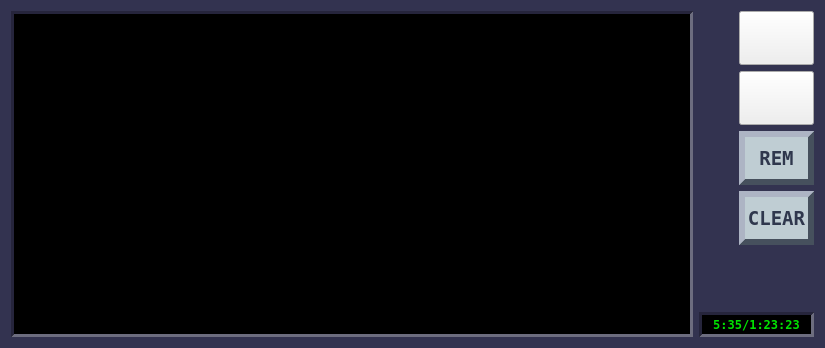
Old version of the form playlistview.ui in the repository Rodmg/linamp.
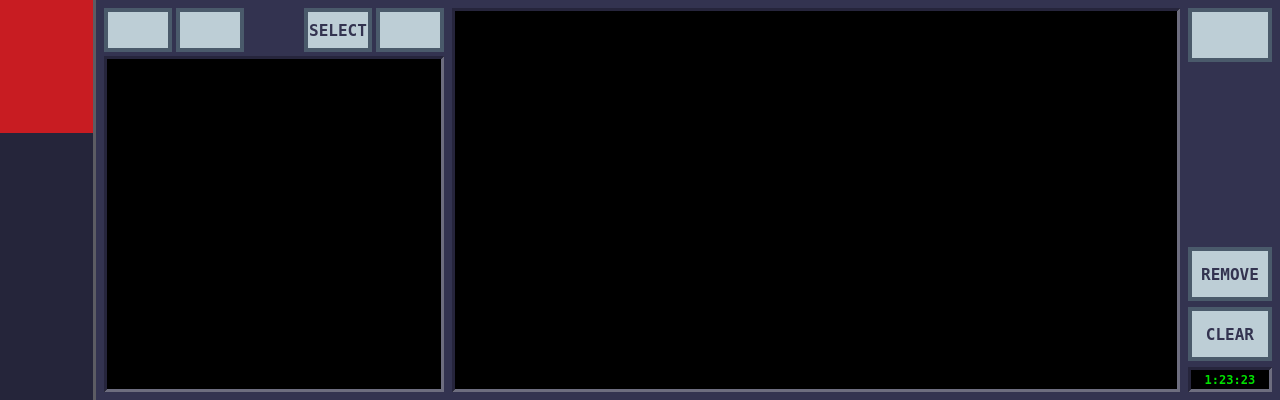
New version of the form. Icons and pictures are not drawn.

Commit message: WIP: new playlist implementation

The edit to the form file:
```diff
--- a/playlistview.ui
+++ b/playlistview.ui
@@ -6,10 +6,16 @@
    <rect>
     <x>0</x>
     <y>0</y>
-    <width>825</width>
-    <height>348</height>
+    <width>1280</width>
+    <height>400</height>
    </rect>
   </property>
+  <property name="minimumSize">
+   <size>
+    <width>1280</width>
+    <height>0</height>
+   </size>
+  </property>
   <property name="windowTitle">
    <string>Form</string>
   </property>
@@ -19,6 +25,522 @@
 }</string>
   </property>
   <layout class="QHBoxLayout" name="horizontalLayout">
+   <property name="spacing">
+    <number>0</number>
+   </property>
+   <property name="leftMargin">
+    <number>0</number>
+   </property>
+   <property name="topMargin">
+    <number>0</number>
+   </property>
+   <property name="rightMargin">
+    <number>0</number>
+   </property>
+   <property name="bottomMargin">
+    <number>0</number>
+   </property>
+   <item>
+    <widget class="QFrame" name="sidebarContainer">
+     <property name="minimumSize">
+      <size>
+       <width>96</width>
+       <height>0</height>
+      </size>
+     </property>
+     <property name="maximumSize">
+      <size>
+       <width>96</width>
+       <height>16777215</height>
+      </size>
+     </property>
+     <property name="autoFillBackground">
+      <bool>false</bool>
+     </property>
+     <property name="styleSheet">
+      <string notr="true">#sidebarContainer {
+	background-color: #25253a;
+	border-right: 3px solid #5c5c63;
+}</string>
+     </property>
+     <property name="lineWidth">
+      <number>0</number>
+     </property>
+     <layout class="QVBoxLayout" name="verticalLayout_3">
+      <property name="spacing">
+       <number>0</number>
+      </property>
+      <property name="leftMargin">
+       <number>0</number>
+      </property>
+      <property name="topMargin">
+       <number>0</number>
+      </property>
+      <property name="rightMargin">
+       <number>3</number>
+      </property>
+      <property name="bottomMargin">
+       <number>0</number>
+      </property>
+      <item>
+       <widget class="QPushButton" name="filesButton">
+        <property name="sizePolicy">
+         <sizepolicy hsizetype="Minimum" vsizetype="MinimumExpanding">
+          <horstretch>0</horstretch>
+          <verstretch>0</verstretch>
+         </sizepolicy>
+        </property>
+        <property name="styleSheet">
+         <string notr="true">#filesButton {
+	border: none;
+	border-radius: 0px;
+	background: solid;
+	background-color: transparent;
+}
+
+#filesButton:checked {
+	background-color: #c81c22;
+}
+
+#filesButton:pressed {
+	border: none;
+	border-radius: 0px;
+	background: solid;
+	background-color: transparent;
+}</string>
+        </property>
+        <property name="text">
+         <string/>
+        </property>
+        <property name="icon">
+         <iconset resource="uiassets.qrc">
+          <normaloff>:/assets/filesIcon.png</normaloff>:/assets/filesIcon.png</iconset>
+        </property>
+        <property name="iconSize">
+         <size>
+          <width>64</width>
+          <height>64</height>
+         </size>
+        </property>
+        <property name="checkable">
+         <bool>true</bool>
+        </property>
+        <property name="checked">
+         <bool>true</bool>
+        </property>
+       </widget>
+      </item>
+      <item>
+       <widget class="QPushButton" name="playlistsButton">
+        <property name="sizePolicy">
+         <sizepolicy hsizetype="Minimum" vsizetype="MinimumExpanding">
+          <horstretch>0</horstretch>
+          <verstretch>0</verstretch>
+         </sizepolicy>
+        </property>
+        <property name="styleSheet">
+         <string notr="true">#playlistsButton {
+	border: none;
+	border-radius: 0px;
+	background: solid;
+	background-color: transparent;
+}
+
+#playlistsButton:checked {
+	background-color: #c81c22;
+}
+
+#playlistsButton:pressed {
+	border: none;
+	border-radius: 0px;
+	background: solid;
+	background-color: transparent;
+}</string>
+        </property>
+        <property name="text">
+         <string/>
+        </property>
+        <property name="icon">
+         <iconset resource="uiassets.qrc">
+          <normaloff>:/assets/playlistsIcon.png</normaloff>:/assets/playlistsIcon.png</iconset>
+        </property>
+        <property name="iconSize">
+         <size>
+          <width>64</width>
+          <height>64</height>
+         </size>
+        </property>
+        <property name="checkable">
+         <bool>true</bool>
+        </property>
+       </widget>
+      </item>
+      <item>
+       <widget class="QPushButton" name="spotifyButton">
+        <property name="sizePolicy">
+         <sizepolicy hsizetype="Minimum" vsizetype="MinimumExpanding">
+          <horstretch>0</horstretch>
+          <verstretch>0</verstretch>
+         </sizepolicy>
+        </property>
+        <property name="styleSheet">
+         <string notr="true">#spotifyButton {
+	border: none;
+	border-radius: 0px;
+	background: solid;
+	background-color: transparent;
+}
+
+#spotifyButton:checked {
+	background-color: #c81c22;
+}
+
+#spotifyButton:pressed {
+	border: none;
+	border-radius: 0px;
+	background: solid;
+	background-color: transparent;
+}</string>
+        </property>
+        <property name="text">
+         <string/>
+        </property>
+        <property name="icon">
+         <iconset resource="uiassets.qrc">
+          <normaloff>:/assets/spotifyIcon.png</normaloff>:/assets/spotifyIcon.png</iconset>
+        </property>
+        <property name="iconSize">
+         <size>
+          <width>64</width>
+          <height>64</height>
+         </size>
+        </property>
+        <property name="checkable">
+         <bool>true</bool>
+        </property>
+        <property name="checked">
+         <bool>false</bool>
+        </property>
+       </widget>
+      </item>
+     </layout>
+    </widget>
+   </item>
+   <item>
+    <widget class="QFrame" name="fileBrowserContainer">
+     <property name="maximumSize">
+      <size>
+       <width>348</width>
+       <height>16777215</height>
+      </size>
+     </property>
+     <property name="frameShape">
+      <enum>QFrame::NoFrame</enum>
+     </property>
+     <property name="frameShadow">
+      <enum>QFrame::Plain</enum>
+     </property>
+     <layout class="QVBoxLayout" name="verticalLayout_5">
+      <property name="spacing">
+       <number>4</number>
+      </property>
+      <property name="leftMargin">
+       <number>8</number>
+      </property>
+      <property name="topMargin">
+       <number>8</number>
+      </property>
+      <property name="rightMargin">
+       <number>0</number>
+      </property>
+      <property name="bottomMargin">
+       <number>8</number>
+      </property>
+      <item>
+       <layout class="QHBoxLayout" name="fileBrowserButtonsContainer">
+        <item>
+         <widget class="QPushButton" name="fbHomeButton">
+          <property name="minimumSize">
+           <size>
+            <width>68</width>
+            <height>44</height>
+           </size>
+          </property>
+          <property name="maximumSize">
+           <size>
+            <width>68</width>
+            <height>44</height>
+           </size>
+          </property>
+          <property name="styleSheet">
+           <string notr="true">#fbHomeButton {
+	background-color: #bdced6;
+	border: 4px solid #4a5a6b;
+	border-radius: none;
+}
+
+#fbHomeButton:pressed {
+	color: #080810;
+	background-color: #7b8c9c;
+	border: 4px solid #080810;
+}</string>
+          </property>
+          <property name="text">
+           <string/>
+          </property>
+          <property name="icon">
+           <iconset resource="uiassets.qrc">
+            <normaloff>:/assets/pl_homeIcon.png</normaloff>:/assets/pl_homeIcon.png</iconset>
+          </property>
+          <property name="iconSize">
+           <size>
+            <width>38</width>
+            <height>30</height>
+           </size>
+          </property>
+         </widget>
+        </item>
+        <item>
+         <widget class="QPushButton" name="fbUpButton">
+          <property name="minimumSize">
+           <size>
+            <width>68</width>
+            <height>44</height>
+           </size>
+          </property>
+          <property name="maximumSize">
+           <size>
+            <width>68</width>
+            <height>44</height>
+           </size>
+          </property>
+          <property name="styleSheet">
+           <string notr="true">#fbUpButton {
+	background-color: #bdced6;
+	border: 4px solid #4a5a6b;
+	border-radius: none;
+}
+
+#fbUpButton:pressed {
+	color: #080810;
+	background-color: #7b8c9c;
+	border: 4px solid #080810;
+}</string>
+          </property>
+          <property name="text">
+           <string/>
+          </property>
+          <property name="icon">
+           <iconset resource="uiassets.qrc">
+            <normaloff>:/assets/pl_upIcon.png</normaloff>:/assets/pl_upIcon.png</iconset>
+          </property>
+          <property name="iconSize">
+           <size>
+            <width>25</width>
+            <height>30</height>
+           </size>
+          </property>
+         </widget>
+        </item>
+        <item>
+         <spacer name="horizontalSpacer_2">
+          <property name="orientation">
+           <enum>Qt::Horizontal</enum>
+          </property>
+          <property name="sizeHint" stdset="0">
+           <size>
+            <width>40</width>
+            <height>20</height>
+           </size>
+          </property>
+         </spacer>
+        </item>
+        <item>
+         <widget class="QPushButton" name="fbSelectButton">
+          <property name="minimumSize">
+           <size>
+            <width>68</width>
+            <height>44</height>
+           </size>
+          </property>
+          <property name="maximumSize">
+           <size>
+            <width>68</width>
+            <height>44</height>
+           </size>
+          </property>
+          <property name="font">
+           <font>
+            <family>Bitstream Vera Sans Mono</family>
+            <pointsize>12</pointsize>
+            <bold>true</bold>
+           </font>
+          </property>
+          <property name="styleSheet">
+           <string notr="true">#fbSelectButton {
+	color: #333350;
+	background-color: #bdced6;
+	border: 4px solid #4a5a6b;
+	border-radius: none;
+}
+
+#fbSelectButton:pressed {
+	color: #080810;
+	background-color: #7b8c9c;
+	border: 4px solid #080810;
+}</string>
+          </property>
+          <property name="text">
+           <string>SELECT</string>
+          </property>
+         </widget>
+        </item>
+        <item>
+         <widget class="QPushButton" name="fbAddButton">
+          <property name="minimumSize">
+           <size>
+            <width>68</width>
+            <height>44</height>
+           </size>
+          </property>
+          <property name="maximumSize">
+           <size>
+            <width>68</width>
+            <height>44</height>
+           </size>
+          </property>
+          <property name="styleSheet">
+           <string notr="true">#fbAddButton {
+	background-color: #bdced6;
+	border: 4px solid #4a5a6b;
+	border-radius: none;
+}
+
+#fbAddButton:pressed {
+	color: #080810;
+	background-color: #7b8c9c;
+	border: 4px solid #080810;
+}</string>
+          </property>
+          <property name="text">
+           <string/>
+          </property>
+          <property name="icon">
+           <iconset resource="uiassets.qrc">
+            <normaloff>:/assets/pl_addIcon.png</normaloff>:/assets/pl_addIcon.png</iconset>
+          </property>
+          <property name="iconSize">
+           <size>
+            <width>30</width>
+            <height>35</height>
+           </size>
+          </property>
+         </widget>
+        </item>
+       </layout>
+      </item>
+      <item>
+       <widget class="QListView" name="fileBrowserListView">
+        <property name="styleSheet">
+         <string notr="true">QListView {
+	color: #00f800;
+	background-color: #000000;
+	border-top: 3px solid #26253c;
+	border-right: 3px solid #6d6d7f;
+	border-bottom: 3px solid #6d6d7f;
+	border-left: 3px solid #26253c;
+    alternate-background-color: #10101a;
+}
+
+QListView::item {
+	height: 32px;
+}
+
+QListView::item:selected {
+	color: #FFF;
+    background-color: #0000c6;
+}
+
+QListView::item:selected:!active {
+	color: #FFF;
+	background-color: #0000c6;
+}
+
+QListView::item:selected:active {
+	color: #FFF;
+    background-color: #0000c6;
+}
+
+QScrollBar:vertical {
+	background-color: #191926;
+}
+
+QScrollBar::handle:vertical {
+	background-color: #b0995e;
+}
+
+ QScrollBar::up-arrow:vertical, QScrollBar::down-arrow:vertical {
+	height: 0px;
+	width: 0px;
+	background-color: transparent;
+	background: none;
+	border: none;
+}
+
+ QScrollBar::add-page:vertical, QScrollBar::sub-page:vertical {
+	background: none;
+	height: 0px;
+	width: 0px;
+	border: none;
+ }
+
+ QScrollBar::add-line:vertical {
+    background: none;
+	height: 0px;
+	width: 0px;
+	border: none;
+ }
+
+ QScrollBar::sub-line:vertical {
+    background: none;
+	height: 0px;
+	width: 0px;
+	border: none;
+ }
+</string>
+        </property>
+       </widget>
+      </item>
+     </layout>
+    </widget>
+   </item>
+   <item>
+    <widget class="QFrame" name="playlistContainer">
+     <property name="frameShape">
+      <enum>QFrame::NoFrame</enum>
+     </property>
+     <property name="frameShadow">
+      <enum>QFrame::Plain</enum>
+     </property>
+     <property name="lineWidth">
+      <number>0</number>
+     </property>
+     <layout class="QVBoxLayout" name="verticalLayout_4">
+      <property name="spacing">
+       <number>0</number>
+      </property>
+      <property name="leftMargin">
+       <number>8</number>
+      </property>
+      <property name="topMargin">
+       <number>8</number>
+      </property>
+      <property name="rightMargin">
+       <number>0</number>
+      </property>
+      <property name="bottomMargin">
+       <number>8</number>
+      </property>
    <item>
     <widget class="QListView" name="playList">
      <property name="styleSheet">
@@ -148,48 +670,53 @@
      </property>
     </widget>
    </item>
+     </layout>
+    </widget>
+   </item>
    <item>
+    <widget class="QFrame" name="">
+     <property name="lineWidth">
+      <number>0</number>
+     </property>
     <layout class="QVBoxLayout" name="plControlsContainer">
+      <property name="leftMargin">
+       <number>8</number>
+      </property>
+      <property name="topMargin">
+       <number>8</number>
+      </property>
+      <property name="rightMargin">
+       <number>8</number>
+      </property>
+      <property name="bottomMargin">
+       <number>8</number>
+      </property>
      <item>
       <layout class="QHBoxLayout" name="horizontalLayout_2">
-       <item>
-        <spacer name="horizontalSpacer">
-         <property name="orientation">
-          <enum>Qt::Horizontal</enum>
-         </property>
-         <property name="sizeType">
-          <enum>QSizePolicy::Minimum</enum>
-         </property>
-         <property name="sizeHint" stdset="0">
-          <size>
-           <width>40</width>
-           <height>20</height>
-          </size>
-         </property>
-        </spacer>
-       </item>
+        <property name="rightMargin">
+         <number>0</number>
+        </property>
        <item>
         <layout class="QVBoxLayout" name="verticalLayout_2">
          <item>
           <widget class="QPushButton" name="goPlayerButton">
            <property name="minimumSize">
             <size>
-             <width>75</width>
+              <width>84</width>
              <height>54</height>
             </size>
            </property>
            <property name="maximumSize">
             <size>
-             <width>75</width>
+              <width>84</width>
              <height>54</height>
             </size>
            </property>
            <property name="styleSheet">
             <string notr="true">#goPlayerButton {
-	background-color: transparent;
-	border-image: url(:assets/pl_close.png);
-	background: none;
-	background-repeat: none;
+	background-color: #bdced6;
+	border: 4px solid #4a5a6b;
+	border-radius: none;
 }
 
 #goPlayerButton:pressed {
@@ -199,79 +726,58 @@
            <property name="text">
             <string/>
            </property>
+            <property name="icon">
+             <iconset resource="uiassets.qrc">
+              <normaloff>:/assets/pl_playerIcon.png</normaloff>:/assets/pl_playerIcon.png</iconset>
+            </property>
+            <property name="iconSize">
+             <size>
+              <width>68</width>
+              <height>36</height>
+             </size>
+            </property>
           </widget>
          </item>
          <item>
-          <widget class="QPushButton" name="addButton">
-           <property name="sizePolicy">
-            <sizepolicy hsizetype="Minimum" vsizetype="Fixed">
-             <horstretch>0</horstretch>
-             <verstretch>0</verstretch>
-            </sizepolicy>
-           </property>
-           <property name="minimumSize">
+           <spacer name="verticalSpacer_2">
+            <property name="orientation">
+             <enum>Qt::Vertical</enum>
+            </property>
+            <property name="sizeHint" stdset="0">
             <size>
-             <width>75</width>
-             <height>54</height>
-            </size>
-           </property>
-           <property name="maximumSize">
-            <size>
-             <width>75</width>
-             <height>54</height>
-            </size>
-           </property>
-           <property name="layoutDirection">
-            <enum>Qt::LeftToRight</enum>
-           </property>
-           <property name="styleSheet">
-            <string notr="true">#addButton {
-	background-color: transparent;
-	border-image: url(:assets/pl_add.png);
-	background: none;
-	background-repeat: none;
-}
-
-#addButton:pressed {
-	border-image: url(:assets/pl_add_p.png);
-}</string>
-           </property>
-           <property name="text">
-            <string/>
-           </property>
-          </widget>
+              <width>1</width>
+              <height>1</height>
+             </size>
+            </property>
+           </spacer>
          </item>
          <item>
           <widget class="QPushButton" name="removeButton">
            <property name="minimumSize">
             <size>
-             <width>75</width>
+              <width>84</width>
              <height>54</height>
             </size>
            </property>
            <property name="maximumSize">
             <size>
-             <width>75</width>
+              <width>84</width>
              <height>54</height>
             </size>
            </property>
            <property name="font">
             <font>
              <family>Bitstream Vera Sans Mono</family>
-             <pointsize>14</pointsize>
+              <pointsize>12</pointsize>
              <bold>true</bold>
             </font>
            </property>
            <property name="styleSheet">
             <string notr="true">#removeButton {
-	color: #2f374d;
-	border-top: 6px solid #adb4c4;
-	border-left: 6px solid #adb4c4;
-	border-right: 6px solid #46505d;
-	border-bottom: 6px solid #46505d;
-	border-radius: 0px;
-	background: solid;
-	background-color: #bfcdd3;
+	color: #333350;
+	background-color: #bdced6;
+	border: 4px solid #4a5a6b;
+	border-radius: none;
 }
 
 #removeButton:pressed {
@@ -284,7 +790,7 @@
 }</string>
            </property>
            <property name="text">
-            <string>REM</string>
+             <string>REMOVE</string>
            </property>
           </widget>
          </item>
@@ -292,33 +798,29 @@
           <widget class="QPushButton" name="clearButton">
            <property name="minimumSize">
             <size>
-             <width>75</width>
+              <width>84</width>
              <height>54</height>
             </size>
            </property>
            <property name="maximumSize">
             <size>
-             <width>75</width>
+              <width>84</width>
              <height>54</height>
             </size>
            </property>
            <property name="font">
             <font>
              <family>Bitstream Vera Sans Mono</family>
-             <pointsize>14</pointsize>
+              <pointsize>12</pointsize>
              <bold>true</bold>
             </font>
            </property>
            <property name="styleSheet">
             <string notr="true">#clearButton {
-	color: #2f374d;
-	border-top: 6px solid #adb4c4;
-	border-left: 6px solid #adb4c4;
-	border-right: 6px solid #46505d;
-	border-bottom: 6px solid #46505d;
-	border-radius: 0px;
-	background: solid;
-	background-color: #bfcdd3;
+	color: #333350;
+	background-color: #bdced6;
+	border: 4px solid #4a5a6b;
+	border-radius: none;
 }
 
 #clearButton:pressed {
@@ -339,19 +841,6 @@
        </item>
       </layout>
      </item>
-     <item>
-      <spacer name="verticalSpacer">
-       <property name="orientation">
-        <enum>Qt::Vertical</enum>
-       </property>
-       <property name="sizeHint" stdset="0">
-        <size>
-         <width>20</width>
-         <height>40</height>
-        </size>
-       </property>
-      </spacer>
-     </item>
      <item>
       <widget class="QFrame" name="plDurationFrame">
        <property name="minimumSize">
@@ -395,7 +884,7 @@
          <widget class="QLabel" name="plDuration">
           <property name="minimumSize">
            <size>
-            <width>100</width>
+             <width>0</width>
             <height>0</height>
            </size>
           </property>
@@ -529,7 +1018,7 @@
 }</string>
           </property>
           <property name="text">
-           <string>5:35/1:23:23</string>
+            <string>1:23:23</string>
           </property>
           <property name="alignment">
            <set>Qt::AlignCenter</set>
@@ -540,6 +1029,7 @@
       </widget>
      </item>
     </layout>
+    </widget>
    </item>
   </layout>
  </widget>
```
Left out of the diff: 26 changed lines with no effect on the pictures. Lines whose indentation alone changed are shown as unchanged. The commit also changes 12 other files.
